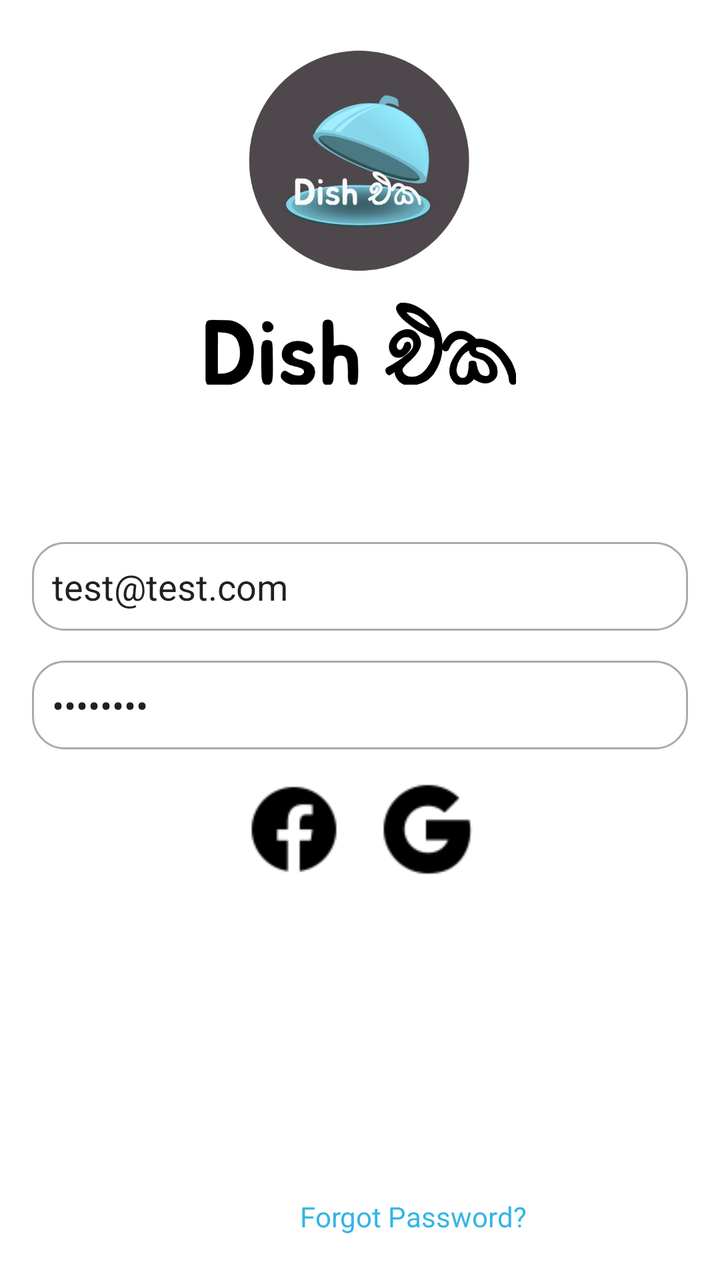
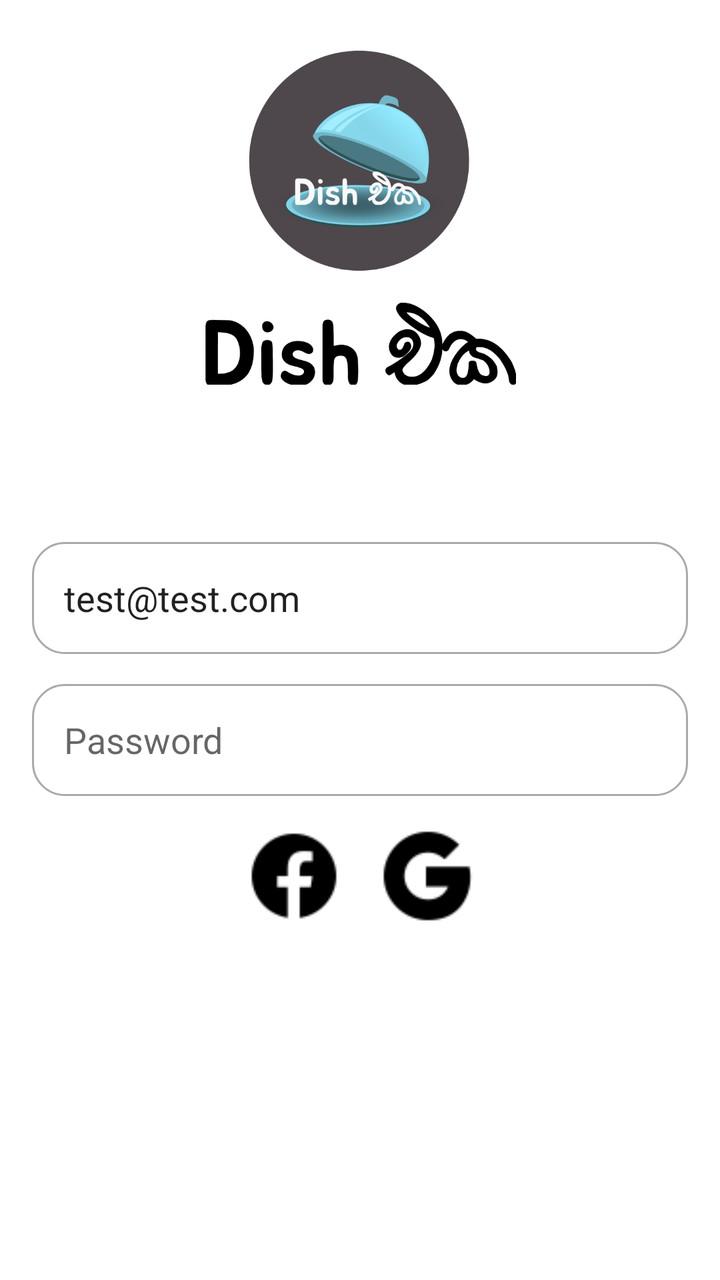

Before-and-after screenshots of an Android layout around one commit, followed by the original layout XML and the change that was made.
<!-- AndroidManifest.xml: application theme Theme.DishEka -->
<!-- res/layout/activity_login.xml -->
<?xml version="1.0" encoding="utf-8"?>
<LinearLayout xmlns:android="http://schemas.android.com/apk/res/android"
    xmlns:app="http://schemas.android.com/apk/res-auto"
    android:layout_width="match_parent"
    android:layout_height="match_parent"
    android:orientation="vertical"
    android:padding="16dp"
    android:textAlignment="textStart">

    <ImageView
        android:id="@+id/imageView2"
        android:layout_width="156dp"
        android:layout_height="185dp"
        android:layout_gravity="center_horizontal|center_vertical"
        app:srcCompat="@drawable/dishekelogo" />

    <EditText
        android:id="@+id/editTextEmail"
        android:layout_width="match_parent"
        android:layout_height="wrap_content"
        android:layout_marginTop="70dp"
        android:background="@drawable/rounded_corners"
        android:hint="Email"
        android:padding="10dp"
        android:text="test@test.com" />

    <EditText
        android:id="@+id/editTextPassword"
        android:layout_width="match_parent"
        android:layout_height="wrap_content"
        android:layout_marginTop="15dp"
        android:background="@drawable/rounded_corners"
        android:hint="Password"
        android:inputType="textPassword"
        android:padding="10dp"
        android:text="12121212" />

    

    <LinearLayout
        android:layout_width="match_parent"
        android:layout_height="wrap_content"
        android:layout_marginTop="16dp"
        android:gravity="center"
        android:orientation="horizontal">

        <ImageView
            android:id="@+id/imageViewFacebook"
            android:layout_width="wrap_content"
            android:layout_height="match_parent"
            android:layout_marginEnd="16dp"
            android:clickable="true"
            android:contentDescription="Facebook Sign In"
            android:src="@drawable/ic_facebook" />

        <ImageView
            android:id="@+id/imageViewGoogle"
            android:layout_width="wrap_content"
            android:layout_height="48dp"
            android:clickable="true"
            android:contentDescription="Google Sign In"
            android:src="@drawable/ic_google" />
    </LinearLayout>

    <TextView
        android:id="@+id/textViewForgotPassword"
        android:layout_width="381dp"
        android:layout_height="wrap_content"
        android:layout_marginTop="160dp"
        android:clickable="true"
        android:text="Forgot Password?"
        android:textAlignment="center"
        android:textColor="@android:color/holo_blue_light" />

    <Button
        android:id="@+id/buttonLogin"
        android:layout_width="match_parent"
        android:layout_height="wrap_content"
        android:layout_marginTop="20dp"
        android:background="@drawable/rounded_corners"
        android:gravity="bottom"
        android:padding="10dp"
        android:text="Login"
        android:textAlignment="center" />


</LinearLayout>
<!-- resources referenced by this layout -->
<resources>
  <!-- drawable dishekelogo: png bitmap (drawable, 85839 bytes) -->
  <!-- drawable ic_facebook: png bitmap (drawable, 709 bytes) -->
  <!-- drawable ic_google: png bitmap (drawable, 782 bytes) -->
  <!-- drawable rounded_corners (drawable) -->
  <?xml version="1.0" encoding="utf-8"?>
  <shape xmlns:android="http://schemas.android.com/apk/res/android"
      android:shape="rectangle">
      <corners android:radius="16dp" /> 
      <solid android:color="@android:color/white" /> 
      <stroke android:width="1dp" android:color="@android:color/darker_gray" /> 
  </shape>
  <style name="Theme.DishEka" parent="Theme.MaterialComponents.DayNight">
          
          <item name="colorPrimary">@color/teal_700</item>
          <item name="colorPrimaryVariant">@color/purple_700</item>
          <item name="colorOnPrimary">@color/white</item>
          
          <item name="colorSecondary">@color/teal_200</item>
          <item name="colorSecondaryVariant">@color/teal_700</item>
          <item name="colorOnSecondary">@color/black</item>
          
          <item name="android:statusBarColor">?attr/colorPrimaryVariant</item>
  
          
      </style>
  <color name="teal_700">#FF018786</color>
  <color name="purple_700">#FF3700B3</color>
  <color name="white">#FFFFFFFF</color>
  <color name="teal_200">#FF03DAC5</color>
  <color name="black">#FF000000</color>
</resources>

<!-- the commit's change to res/layout/activity_login.xml (unified diff, before → after) -->
@@ -1,11 +1,13 @@
 <?xml version="1.0" encoding="utf-8"?>
 <LinearLayout xmlns:android="http://schemas.android.com/apk/res/android"
     xmlns:app="http://schemas.android.com/apk/res-auto"
+    xmlns:tools="http://schemas.android.com/tools"
     android:layout_width="match_parent"
     android:layout_height="match_parent"
     android:orientation="vertical"
     android:padding="16dp"
-    android:textAlignment="textStart">
+    android:textAlignment="textStart"
+    tools:ignore="ExtraText">
 
     <ImageView
         android:id="@+id/imageView2"
@@ -17,23 +19,22 @@
     <EditText
         android:id="@+id/editTextEmail"
         android:layout_width="match_parent"
-        android:layout_height="wrap_content"
+        android:layout_height="56dp"
         android:layout_marginTop="70dp"
         android:background="@drawable/rounded_corners"
         android:hint="Email"
-        android:padding="10dp"
+        android:padding="16dp"
         android:text="test@test.com" />
 
     <EditText
         android:id="@+id/editTextPassword"
         android:layout_width="match_parent"
-        android:layout_height="wrap_content"
+        android:layout_height="56dp"
         android:layout_marginTop="15dp"
         android:background="@drawable/rounded_corners"
         android:hint="Password"
         android:inputType="textPassword"
-        android:padding="10dp"
-        android:text="12121212" />
+        android:padding="16dp" /> 
 
     
 
@@ -64,24 +65,25 @@
 
     <TextView
         android:id="@+id/textViewForgotPassword"
-        android:layout_width="381dp"
-        android:layout_height="wrap_content"
+        android:layout_width="match_parent"
+        android:layout_height="56dp"
         android:layout_marginTop="160dp"
         android:clickable="true"
         android:text="Forgot Password?"
         android:textAlignment="center"
-        android:textColor="@android:color/holo_blue_light" />
+        android:textColor="@android:color/holo_blue_light"
+        android:padding="16dp" />
 
     <Button
         android:id="@+id/buttonLogin"
         android:layout_width="match_parent"
-        android:layout_height="wrap_content"
+        android:layout_height="64dp"
         android:layout_marginTop="20dp"
         android:background="@drawable/rounded_corners"
         android:gravity="bottom"
-        android:padding="10dp"
+        android:padding="20dp"
         android:text="Login"
-        android:textAlignment="center" />
-
+        android:textAlignment="center"
+        tools:ignore="RtlCompat" />
 
 </LinearLayout>
